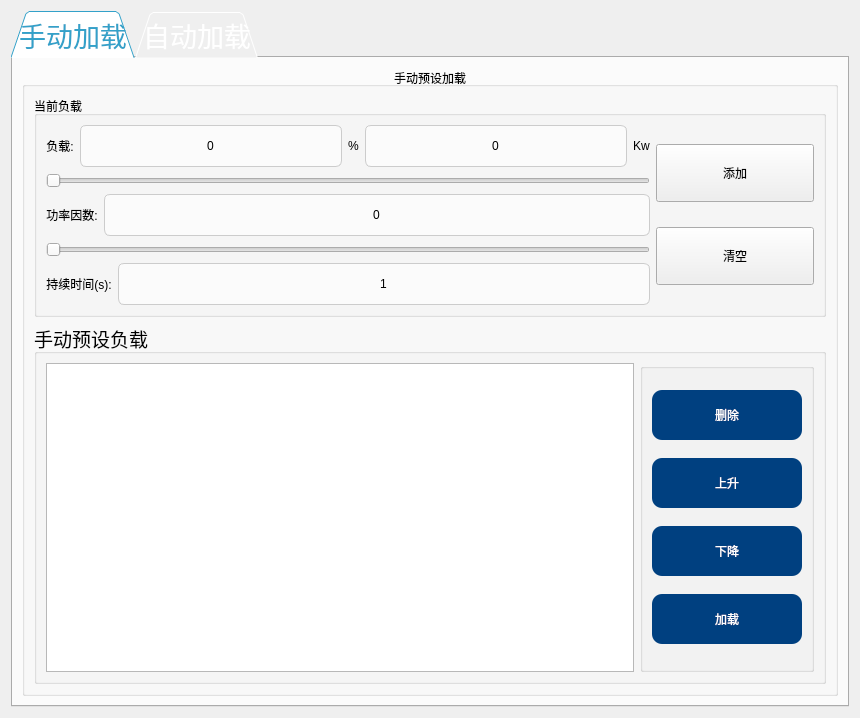
Old version of the form App/Page/page1_fzsz.ui in the repository bjc123321/30KWZFDZZJCY.
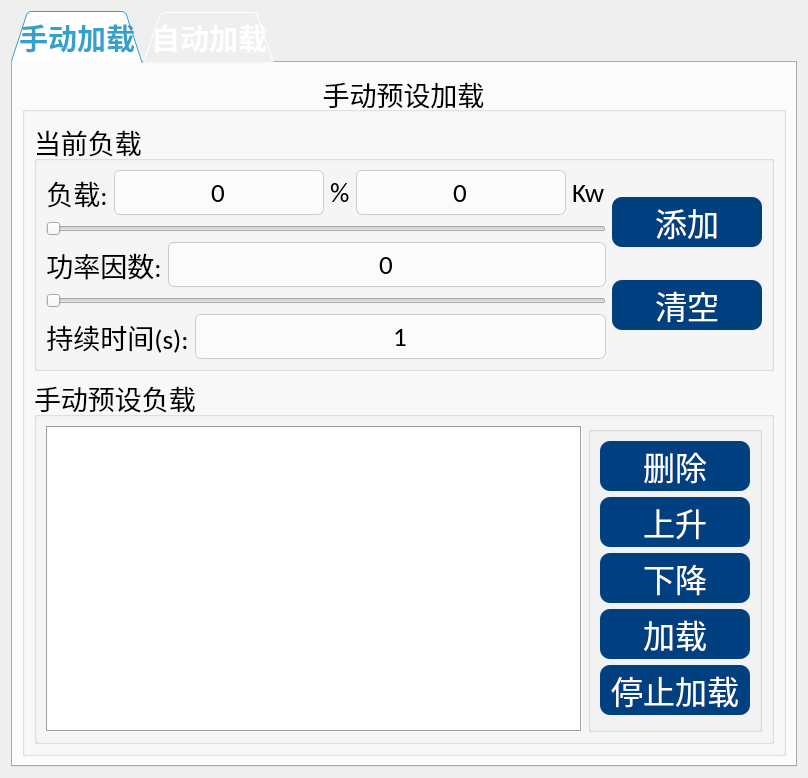
New version of the form.

Commit message: 修改手动加载负载逻辑和界面，修改稳态测试界面，突加、突卸的界面优化

What changed in the file:
```diff
--- a/App/Page/page1_fzsz.ui
+++ b/App/Page/page1_fzsz.ui
@@ -2,13 +2,11 @@
 <ui version="4.0">
  <class>Page1_fzsz</class>
  <widget class="QWidget" name="Page1_fzsz">
-  <property name="geometry">
-   <rect>
-    <x>0</x>
-    <y>0</y>
-    <width>860</width>
-    <height>718</height>
-   </rect>
+  <property name="font">
+   <font>
+    <family>Calibri</family>
+    <pointsize>20</pointsize>
+   </font>
   </property>
   <property name="windowTitle">
    <string>Form</string>
@@ -54,13 +52,14 @@
     <widget class="QTabWidget" name="tabWidget">
      <property name="font">
       <font>
-       <pointsize>20</pointsize>
+       <family>Calibri</family>
+       <pointsize>22</pointsize>
+       <weight>75</weight>
+       <bold>true</bold>
       </font>
      </property>
      <property name="styleSheet">
-      <string notr="true">
-
-QLineEdit {
+      <string notr="true">QLineEdit {
           background: rgba(255, 255, 255, 150);
           border: 1px solid #cccccc;
            border-radius: 6px;
@@ -74,7 +73,22 @@
        QLineEdit:pressed {
           background: rgba(255, 255, 255, 255);
         }
-</string>
+
+
+QPushButton{
+width:150px;
+height:50px;
+ background-color: #004080;
+  color: white;
+  border: none;
+ border-radius: 10px;
+}
+QPushButton:hover {
+	background-color: #0080FF;
+}
+QPushButton:pressed {
+	background-color: #0000FF;
+}</string>
      </property>
      <property name="tabPosition">
       <enum>QTabWidget::North</enum>
@@ -95,10 +109,17 @@
       <layout class="QVBoxLayout" name="verticalLayout_13">
        <item>
         <widget class="QGroupBox" name="groupBox_8">
+         <property name="font">
+          <font>
+           <family>Calibri</family>
+           <pointsize>20</pointsize>
+           <weight>50</weight>
+           <italic>false</italic>
+           <bold>false</bold>
+          </font>
+         </property>
          <property name="styleSheet">
-          <string notr="true">*{
-font: 75 14pt &quot;Calibri&quot;;
-}</string>
+          <string notr="true"/>
          </property>
          <property name="title">
           <string>手动预设加载</string>
@@ -109,17 +130,14 @@
          <layout class="QVBoxLayout" name="verticalLayout_6">
           <item>
            <widget class="QGroupBox" name="groupBox_9">
+            <property name="font">
+             <font>
+              <family>Calibri</family>
+              <pointsize>20</pointsize>
+             </font>
+            </property>
             <property name="styleSheet">
-             <string notr="true">QLineEdit,QSpinBox,QDoubleSpinBox{
-width: 150px;
-height: 40px;
-
-}
-QPushButton{
-width:150px;
-height:50px;
-color: rgb(0, 0, 0);
-}</string>
+             <string notr="true"/>
             </property>
             <property name="title">
              <string>当前负载</string>
@@ -131,6 +149,12 @@
                 <layout class="QHBoxLayout" name="horizontalLayout_2">
                  <item>
                   <widget class="QLabel" name="label_4">
+                   <property name="font">
+                    <font>
+                     <family>Calibri</family>
+                     <pointsize>20</pointsize>
+                    </font>
+                   </property>
                    <property name="text">
                     <string>负载:</string>
                    </property>
@@ -141,6 +165,24 @@
                  </item>
                  <item>
                   <widget class="QLineEdit" name="lineEdit_2">
+                   <property name="sizePolicy">
+                    <sizepolicy hsizetype="Expanding" vsizetype="Minimum">
+                     <horstretch>0</horstretch>
+                     <verstretch>0</verstretch>
+                    </sizepolicy>
+                   </property>
+                   <property name="minimumSize">
+                    <size>
+                     <width>150</width>
+                     <height>45</height>
+                    </size>
+                   </property>
+                   <property name="font">
+                    <font>
+                     <family>Calibri</family>
+                     <pointsize>20</pointsize>
+                    </font>
+                   </property>
                    <property name="text">
                     <string>0</string>
                    </property>
@@ -154,6 +196,12 @@
                  </item>
                  <item>
                   <widget class="QLabel" name="label">
+                   <property name="font">
+                    <font>
+                     <family>Calibri</family>
+                     <pointsize>20</pointsize>
+                    </font>
+                   </property>
                    <property name="text">
                     <string>%</string>
                    </property>
@@ -161,6 +209,24 @@
                  </item>
                  <item>
                   <widget class="QLineEdit" name="lineEdit_3">
+                   <property name="sizePolicy">
+                    <sizepolicy hsizetype="Expanding" vsizetype="Minimum">
+                     <horstretch>0</horstretch>
+                     <verstretch>0</verstretch>
+                    </sizepolicy>
+                   </property>
+                   <property name="minimumSize">
+                    <size>
+                     <width>150</width>
+                     <height>45</height>
+                    </size>
+                   </property>
+                   <property name="font">
+                    <font>
+                     <family>Calibri</family>
+                     <pointsize>20</pointsize>
+                    </font>
+                   </property>
                    <property name="text">
                     <string>0</string>
                    </property>
@@ -174,6 +240,12 @@
                  </item>
                  <item>
                   <widget class="QLabel" name="label_7">
+                   <property name="font">
+                    <font>
+                     <family>Calibri</family>
+                     <pointsize>20</pointsize>
+                    </font>
+                   </property>
                    <property name="text">
                     <string>Kw</string>
                    </property>
@@ -207,6 +279,12 @@
                 <layout class="QHBoxLayout" name="horizontalLayout_5">
                  <item>
                   <widget class="QLabel" name="label_2">
+                   <property name="font">
+                    <font>
+                     <family>Calibri</family>
+                     <pointsize>20</pointsize>
+                    </font>
+                   </property>
                    <property name="text">
                     <string>功率因数:</string>
                    </property>
@@ -217,6 +295,24 @@
                  </item>
                  <item>
                   <widget class="QLineEdit" name="lineEdit">
+                   <property name="sizePolicy">
+                    <sizepolicy hsizetype="Expanding" vsizetype="Minimum">
+                     <horstretch>0</horstretch>
+                     <verstretch>0</verstretch>
+                    </sizepolicy>
+                   </property>
+                   <property name="minimumSize">
+                    <size>
+                     <width>150</width>
+                     <height>45</height>
+                    </size>
+                   </property>
+                   <property name="font">
+                    <font>
+                     <family>Calibri</family>
+                     <pointsize>20</pointsize>
+                    </font>
+                   </property>
                    <property name="text">
                     <string>0</string>
                    </property>
@@ -247,6 +343,12 @@
                 <layout class="QHBoxLayout" name="horizontalLayout_7">
                  <item>
                   <widget class="QLabel" name="label_3">
+                   <property name="font">
+                    <font>
+                     <family>Calibri</family>
+                     <pointsize>20</pointsize>
+                    </font>
+                   </property>
                    <property name="text">
                     <string>持续时间(s):</string>
                    </property>
@@ -257,6 +359,24 @@
                  </item>
                  <item>
                   <widget class="QLineEdit" name="lineEdit_4">
+                   <property name="sizePolicy">
+                    <sizepolicy hsizetype="Expanding" vsizetype="Minimum">
+                     <horstretch>0</horstretch>
+                     <verstretch>0</verstretch>
+                    </sizepolicy>
+                   </property>
+                   <property name="minimumSize">
+                    <size>
+                     <width>150</width>
+                     <height>45</height>
+                    </size>
+                   </property>
+                   <property name="font">
+                    <font>
+                     <family>Calibri</family>
+                     <pointsize>20</pointsize>
+                    </font>
+                   </property>
                    <property name="text">
                     <string>1</string>
                    </property>
@@ -273,6 +393,12 @@
               <layout class="QVBoxLayout" name="verticalLayout_3">
                <item>
                 <widget class="QPushButton" name="pushButton_4">
+                 <property name="font">
+                  <font>
+                   <family>Calibri</family>
+                   <pointsize>24</pointsize>
+                  </font>
+                 </property>
                  <property name="text">
                   <string>添加</string>
                  </property>
@@ -280,6 +406,12 @@
                </item>
                <item>
                 <widget class="QPushButton" name="pushButton">
+                 <property name="font">
+                  <font>
+                   <family>Calibri</family>
+                   <pointsize>24</pointsize>
+                  </font>
+                 </property>
                  <property name="text">
                   <string>清空</string>
                  </property>
@@ -295,8 +427,8 @@
             <property name="font">
              <font>
               <family>Calibri</family>
-              <pointsize>14</pointsize>
-              <weight>9</weight>
+              <pointsize>20</pointsize>
+              <weight>50</weight>
               <italic>false</italic>
               <bold>false</bold>
              </font>
@@ -310,12 +442,39 @@
             <layout class="QGridLayout" name="gridLayout_4">
              <item row="0" column="0">
               <widget class="QTableView" name="tableView">
+               <property name="sizePolicy">
+                <sizepolicy hsizetype="Expanding" vsizetype="Expanding">
+                 <horstretch>0</horstretch>
+                 <verstretch>0</verstretch>
+                </sizepolicy>
+               </property>
+               <property name="font">
+                <font>
+                 <family>Calibri</family>
+                 <pointsize>20</pointsize>
+                 <weight>50</weight>
+                 <italic>false</italic>
+                 <bold>false</bold>
+                </font>
+               </property>
+               <property name="frameShape">
+                <enum>QFrame::Box</enum>
+               </property>
+               <property name="frameShadow">
+                <enum>QFrame::Sunken</enum>
+               </property>
+               <property name="midLineWidth">
+                <number>0</number>
+               </property>
                <property name="alternatingRowColors">
                 <bool>true</bool>
                </property>
                <property name="textElideMode">
                 <enum>Qt::ElideNone</enum>
                </property>
+               <property name="gridStyle">
+                <enum>Qt::SolidLine</enum>
+               </property>
                <attribute name="horizontalHeaderCascadingSectionResizes">
                 <bool>true</bool>
                </attribute>
@@ -332,27 +491,6 @@
              </item>
              <item row="0" column="1">
               <widget class="QGroupBox" name="groupBox_13">
-               <property name="styleSheet">
-                <string notr="true">QLineEdit,QSpinBox,QDoubleSpinBox{
-width: 150px;
-height: 40px;
-
-}
-QPushButton{
-width:150px;
-height:50px;
- background-color: #004080;
-  color: white;
-  border: none;
- border-radius: 10px;
-}
-QPushButton:hover {
-	background-color: #0080FF;
-}
-QPushButton:pressed {
-	background-color: #0000FF;
-}</string>
-               </property>
                <property name="title">
                 <string/>
                </property>
@@ -361,6 +499,12 @@
                  <layout class="QVBoxLayout" name="verticalLayout_8">
                   <item>
                    <widget class="QPushButton" name="pushButton_12">
+                    <property name="font">
+                     <font>
+                      <family>Calibri</family>
+                      <pointsize>24</pointsize>
+                     </font>
+                    </property>
                     <property name="text">
                      <string>删除</string>
                     </property>
@@ -368,6 +512,12 @@
                   </item>
                   <item>
                    <widget class="QPushButton" name="pushButton_14">
+                    <property name="font">
+                     <font>
+                      <family>Calibri</family>
+                      <pointsize>24</pointsize>
+                     </font>
+                    </property>
                     <property name="text">
                      <string>上升</string>
                     </property>
@@ -375,6 +525,12 @@
                   </item>
                   <item>
                    <widget class="QPushButton" name="pushButton_15">
+                    <property name="font">
+                     <font>
+                      <family>Calibri</family>
+                      <pointsize>24</pointsize>
+                     </font>
+                    </property>
                     <property name="text">
                      <string>下降</string>
                     </property>
@@ -382,11 +538,30 @@
                   </item>
                   <item>
                    <widget class="QPushButton" name="pushButton_2">
+                    <property name="font">
+                     <font>
+                      <family>Calibri</family>
+                      <pointsize>24</pointsize>
+                     </font>
+                    </property>
                     <property name="text">
                      <string>加载</string>
                     </property>
                    </widget>
                   </item>
+                  <item>
+                   <widget class="QPushButton" name="pushButton_3">
+                    <property name="font">
+                     <font>
+                      <family>Calibri</family>
+                      <pointsize>24</pointsize>
+                     </font>
+                    </property>
+                    <property name="text">
+                     <string>停止加载</string>
+                    </property>
+                   </widget>
+                  </item>
                  </layout>
                 </item>
                </layout>
@@ -407,10 +582,14 @@
       <layout class="QGridLayout" name="gridLayout_10">
        <item row="0" column="0" colspan="2">
         <widget class="QGroupBox" name="groupBox_11">
+         <property name="font">
+          <font>
+           <family>Calibri</family>
+           <pointsize>20</pointsize>
+          </font>
+         </property>
          <property name="styleSheet">
-          <string notr="true">*{
-font: 75 14pt &quot;Calibri&quot;;
-}</string>
+          <string notr="true"/>
          </property>
          <property name="title">
           <string>自动加载</string>
@@ -421,6 +600,12 @@
          <layout class="QVBoxLayout" name="verticalLayout_10">
           <item>
            <widget class="QGroupBox" name="groupBox_16">
+            <property name="font">
+             <font>
+              <family>Calibri</family>
+              <pointsize>20</pointsize>
+             </font>
+            </property>
             <property name="styleSheet">
              <string notr="true"/>
             </property>
@@ -443,20 +628,14 @@
             <property name="font">
              <font>
               <family>Calibri</family>
-              <pointsize>14</pointsize>
-              <weight>9</weight>
+              <pointsize>20</pointsize>
+              <weight>50</weight>
               <italic>false</italic>
               <bold>false</bold>
              </font>
             </property>
             <property name="styleSheet">
-             <string notr="true">
-QPushButton{
-width:150px;
-height:50px;
-color: rgb(0, 0, 0);
-background-color: rgb(255, 255, 255);
-}</string>
+             <string notr="true"/>
             </property>
             <property name="title">
              <string>加载负载</string>
@@ -465,21 +644,7 @@
              <item row="0" column="1">
               <widget class="QGroupBox" name="groupBox_4">
                <property name="styleSheet">
-                <string notr="true">
-QPushButton{
-width:150px;
-height:50px;
- background-color: #004080;
-  color: white;
-  border: none;
- border-radius: 10px;
-}
-QPushButton:hover {
-	background-color: #0080FF;
-}
-QPushButton:pressed {
-	background-color: #0000FF;
-}</string>
+                <string notr="true"/>
                </property>
                <property name="title">
                 <string/>
@@ -489,6 +654,12 @@
                  <layout class="QVBoxLayout" name="verticalLayout_9">
                   <item>
                    <widget class="QPushButton" name="pushButton_16">
+                    <property name="font">
+                     <font>
+                      <family>Calibri</family>
+                      <pointsize>24</pointsize>
+                     </font>
+                    </property>
                     <property name="text">
                      <string> 选择</string>
                     </property>
@@ -496,6 +667,12 @@
                   </item>
                   <item>
                    <widget class="QPushButton" name="pushButton_13">
+                    <property name="font">
+                     <font>
+                      <family>Calibri</family>
+                      <pointsize>24</pointsize>
+                     </font>
+                    </property>
                     <property name="text">
                      <string> 添加</string>
                     </property>
@@ -503,6 +680,12 @@
                   </item>
                   <item>
                    <widget class="QPushButton" name="pushButton_17">
+                    <property name="font">
+                     <font>
+                      <family>Calibri</family>
+                      <pointsize>24</pointsize>
+                     </font>
+                    </property>
                     <property name="text">
                      <string>清除</string>
                     </property>
@@ -510,6 +693,12 @@
                   </item>
                   <item>
                    <widget class="QPushButton" name="pushButton_18">
+                    <property name="font">
+                     <font>
+                      <family>Calibri</family>
+                      <pointsize>24</pointsize>
+                     </font>
+                    </property>
                     <property name="text">
                      <string>上升</string>
                     </property>
@@ -517,6 +706,12 @@
                   </item>
                   <item>
                    <widget class="QPushButton" name="pushButton_19">
+                    <property name="font">
+                     <font>
+                      <family>Calibri</family>
+                      <pointsize>24</pointsize>
+                     </font>
+                    </property>
                     <property name="text">
                      <string>下降</string>
                     </property>
```
The commit also changes 12 other files.
